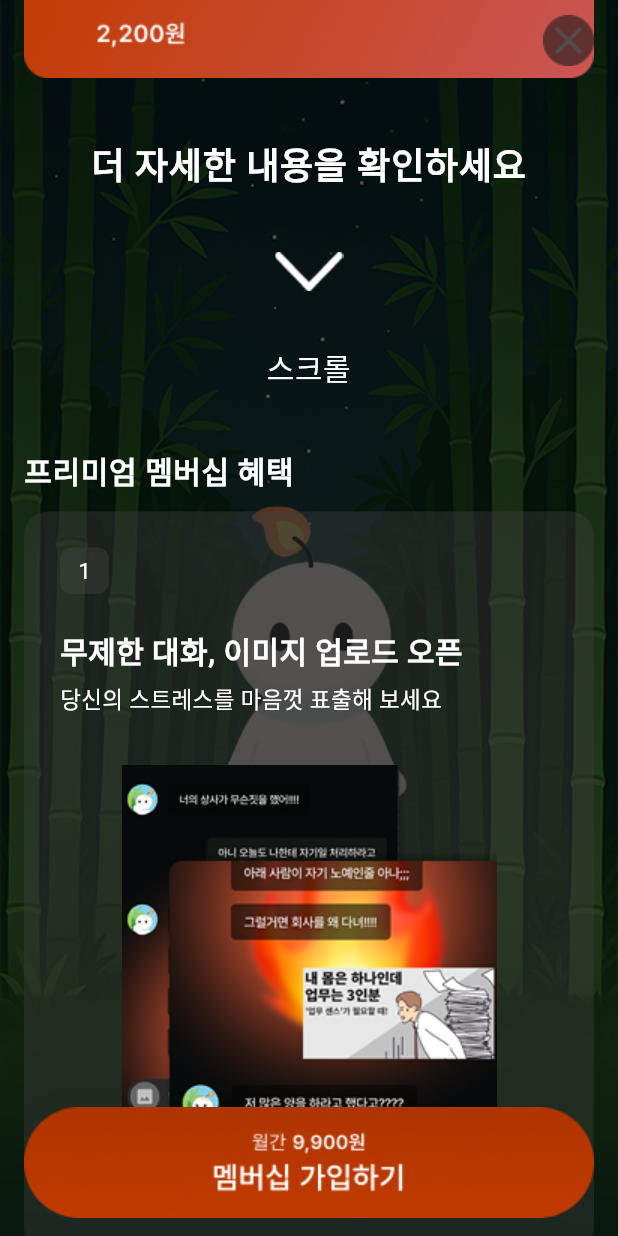
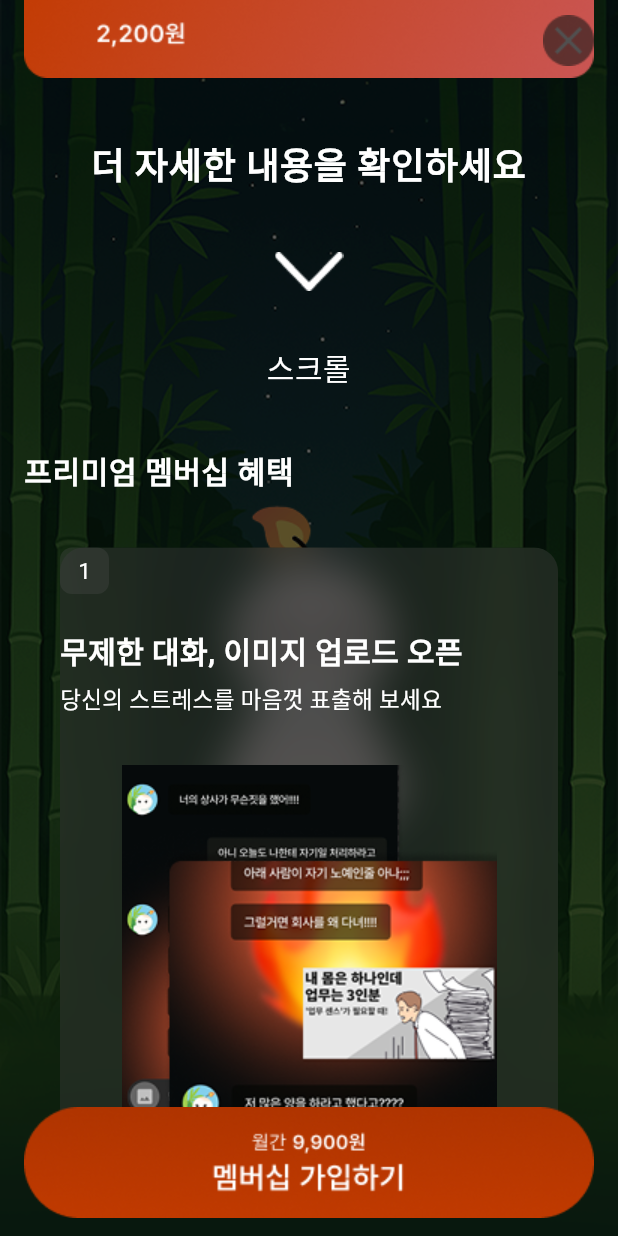
Before and after one commit to Unithon-8th-team/unicon_frontend, a Flutter app: the PremiumMembershipScreen screen opened directly, scrolled down 576 dp, on a phone screen of 412 x 824 dp. Run offline on Flutter 3.47's test engine with Material 3 defaults, Android fonts, the phone set to English and light mode, and no system bars; our stand-ins replace dio, flutter_svg, shared_preferences; missing offline and left inert: kakao_flutter_sdk_user; accounts and stored records are empty.

Commit message:
블러 효과 추가

```diff
--- a/lib/my/premium/premium.dart
+++ b/lib/my/premium/premium.dart
@@ -1,4 +1,5 @@
 import 'package:flutter/material.dart';
+import 'dart:ui';
 
 // 앱의 메인 진입점
 void main() {
@@ -34,7 +35,8 @@ class PremiumMembershipScreen extends StatefulWidget {
   const PremiumMembershipScreen({super.key});
 
   @override
-  State<PremiumMembershipScreen> createState() => _PremiumMembershipScreenState();
+  State<PremiumMembershipScreen> createState() =>
+      _PremiumMembershipScreenState();
 }
 
 class _PremiumMembershipScreenState extends State<PremiumMembershipScreen> {
@@ -144,9 +146,9 @@ class _PremiumMembershipScreenState extends State<PremiumMembershipScreen> {
             letterSpacing: 0.72,
           ),
         ),
-        Padding(
-          padding: const EdgeInsets.only(bottom: 8.0),
-          child: const Text(
+        const Padding(
+          padding: EdgeInsets.only(bottom: 8.0),
+          child: Text(
             '멤버십',
             textAlign: TextAlign.center,
             style: TextStyle(
@@ -301,7 +303,8 @@ class _PremiumMembershipScreenState extends State<PremiumMembershipScreen> {
               _BenefitCard(
                 number: '2',
                 title: '프리미엄 데이터',
-                description: '화내줄깨가 당신의 데이터를 학습하여 더욱 개인화된 대화가 가능해져요',
+                description:
+                    '화내줄깨가 당신의 데이터를 학습하여 더욱 개인화된 대화가 가능해져요',
                 content: Image.asset('assets/images/scroll_3.png'),
               ),
               _BenefitCard(
@@ -412,6 +415,7 @@ class _BenefitCard extends StatelessWidget {
   final Widget content;
 
   const _BenefitCard({
+    super.key,
     required this.number,
     required this.title,
     required this.description,
@@ -424,14 +428,31 @@ class _BenefitCard extends StatelessWidget {
       padding: const EdgeInsets.all(24),
       margin: const EdgeInsets.only(bottom: 16),
       decoration: BoxDecoration(
-        color: const Color(0x663D3D3D),
+        color: Colors.transparent, // 기존 배경색 제거
         borderRadius: BorderRadius.circular(16),
       ),
+      child: Stack(
+        children: [
+          // [추가] 블러 효과를 위한 BackdropFilter
+          Positioned.fill(
+            child: ClipRRect(
+              borderRadius: BorderRadius.circular(16),
+              child: BackdropFilter(
+                filter: ImageFilter.blur(sigmaX: 15, sigmaY: 15),
+                child: Container(
+                  color: const Color(0x663D3D3D), // 흐릿한 배경색
+                ),
+              ),
+            ),
+          ),
+          Padding(
+            padding: const EdgeInsets.all(0), // 내부 Padding 유지
             child: Column(
               crossAxisAlignment: CrossAxisAlignment.start,
               children: [
                 Container(
-            padding: const EdgeInsets.symmetric(horizontal: 12, vertical: 5),
+                  padding:
+                      const EdgeInsets.symmetric(horizontal: 12, vertical: 5),
                   decoration: BoxDecoration(
                     color: const Color(0x4C505050),
                     borderRadius: BorderRadius.circular(8),
@@ -468,6 +489,9 @@ class _BenefitCard extends StatelessWidget {
                 Center(child: content),
               ],
             ),
+          ),
+        ],
+      ),
     );
   }
 }
```
Lines whose indentation alone changed are shown as unchanged.
